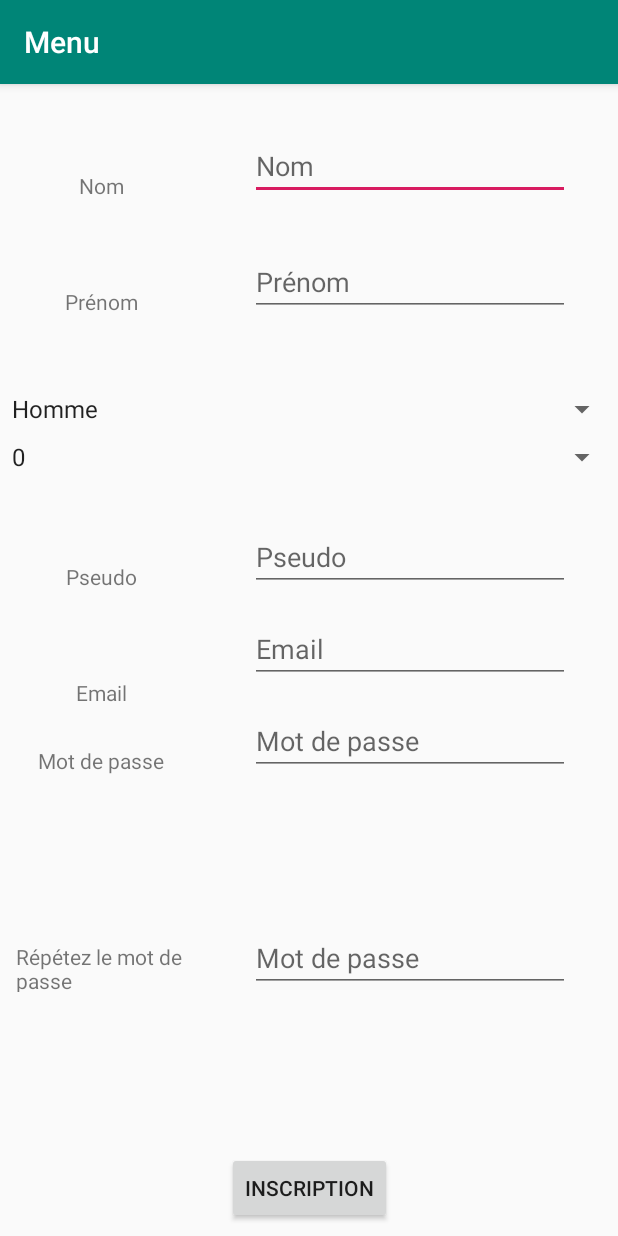
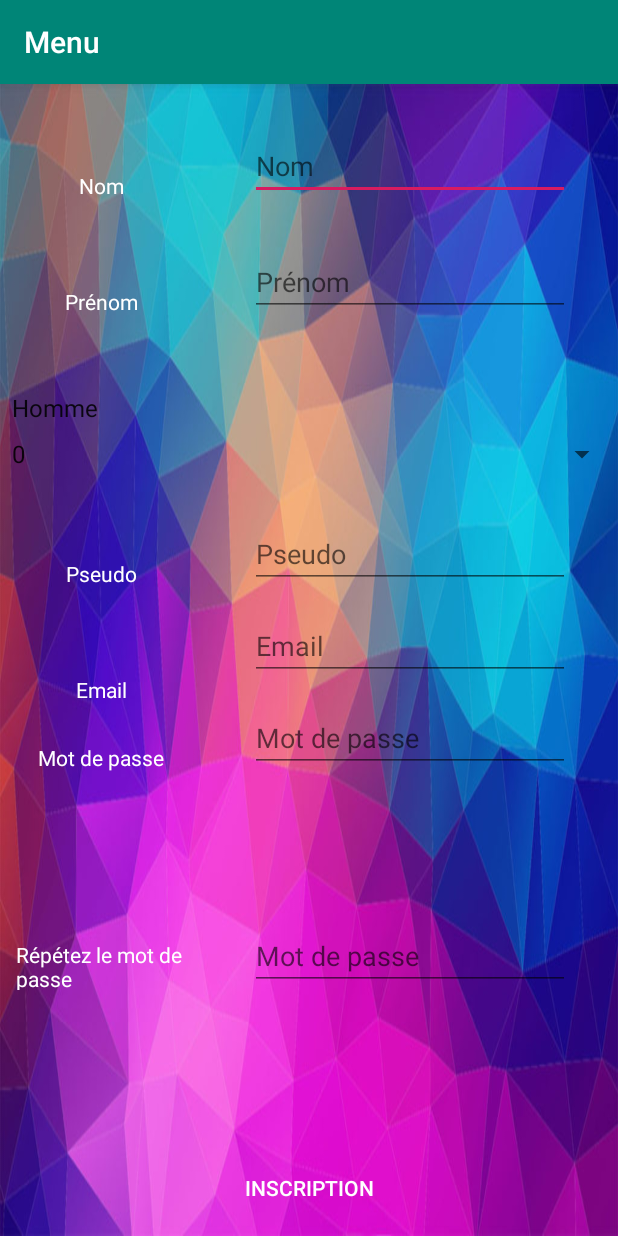
Before and after one commit to PikField/TP_Android_Simon_says, an Android app: the inscription screen opened directly, with no data from a screen before it, on a phone screen of 412 x 824 dp. Run offline under Robolectric (Android 15) with nearby library versions, the light colour scheme and no system bars.

Commit message:
[dev] Background Connexion + inscription

```diff
--- a/TP_Android/app/src/main/res/layout/connexion.xml
+++ b/TP_Android/app/src/main/res/layout/connexion.xml
@@ -14,6 +14,8 @@
         android:ems="10"
         android:hint="@string/ps"
         android:inputType="textPersonName"
+        android:textColor="@android:color/background_light"
+        android:textColorHint="@android:color/background_light"
         app:layout_constraintBottom_toTopOf="@+id/editText2"
         app:layout_constraintEnd_toEndOf="parent"
         app:layout_constraintStart_toStartOf="parent" />
@@ -26,6 +28,8 @@
         android:ems="10"
         android:hint="@string/mdp"
         android:inputType="textPassword"
+        android:textColor="@android:color/background_light"
+        android:textColorHint="@android:color/background_light"
         app:layout_constraintEnd_toEndOf="parent"
         app:layout_constraintStart_toStartOf="parent"
         app:layout_constraintTop_toTopOf="parent" />
@@ -37,7 +41,8 @@
         android:layout_height="wrap_content"
         android:background="@android:color/transparent"
         android:text="@string/co"
-        android:textAppearance="@style/TextAppearance.AppCompat.Large"
+        android:textAppearance="@style/TextAppearance.AppCompat.Display2"
+        android:textColor="@android:color/background_light"
         app:layout_constraintBottom_toBottomOf="parent"
         app:layout_constraintEnd_toEndOf="parent"
         app:layout_constraintStart_toStartOf="parent"
@@ -51,6 +56,7 @@
         android:background="@android:color/transparent"
         android:text="@string/inscription"
         android:textAppearance="@style/TextAppearance.AppCompat.Body2"
+        android:textColor="@android:color/background_light"
         app:layout_constraintEnd_toEndOf="parent"
         app:layout_constraintTop_toTopOf="parent" />
 
--- a/TP_Android/app/src/main/res/layout/inscription.xml
+++ b/TP_Android/app/src/main/res/layout/inscription.xml
@@ -1,19 +1,55 @@
 <?xml version="1.0" encoding="utf-8"?>
-<android.support.constraint.ConstraintLayout
-    xmlns:android="http://schemas.android.com/apk/res/android"
+
+
+<ScrollView xmlns:android="http://schemas.android.com/apk/res/android"
     xmlns:app="http://schemas.android.com/apk/res-auto"
     xmlns:tools="http://schemas.android.com/tools"
+
     android:layout_width="match_parent"
-    android:layout_height="match_parent">
+    android:layout_height="match_parent"
+    android:fillViewport="true">
+
+
+    <android.support.constraint.ConstraintLayout
+        android:layout_width="match_parent"
+        android:layout_height="match_parent"
+        android:background="@drawable/fdins">
+
+        <EditText
+            android:id="@+id/editText8"
+            android:layout_width="wrap_content"
+            android:layout_height="wrap_content"
+            android:layout_marginTop="8dp"
+            android:layout_marginEnd="32dp"
+            android:layout_marginBottom="16dp"
+            android:ems="10"
+            android:hint="@string/mdp"
+            android:inputType="textPassword"
+            android:textColor="@android:color/background_light"
+            app:layout_constraintBottom_toTopOf="@+id/button11"
+            app:layout_constraintEnd_toEndOf="parent"
+            app:layout_constraintTop_toBottomOf="@+id/editText7" />
 
         <TextView
-        android:id="@+id/textView2"
+            android:id="@+id/textView5"
             android:layout_width="wrap_content"
             android:layout_height="wrap_content"
             android:layout_marginEnd="32dp"
-        android:text="@string/nm"
-        app:layout_constraintBottom_toBottomOf="@+id/editText3"
-        app:layout_constraintEnd_toStartOf="@+id/editText3"
+            android:text="@string/ps"
+            android:textColor="@android:color/background_light"
+            app:layout_constraintBottom_toBottomOf="@+id/editText6"
+            app:layout_constraintEnd_toStartOf="@+id/editText6"
+            app:layout_constraintStart_toStartOf="parent" />
+
+        <TextView
+            android:id="@+id/textView3"
+            android:layout_width="wrap_content"
+            android:layout_height="wrap_content"
+            android:layout_marginEnd="32dp"
+            android:text="@string/pr"
+            android:textColor="@android:color/background_light"
+            app:layout_constraintBottom_toBottomOf="@+id/editText4"
+            app:layout_constraintEnd_toStartOf="@+id/editText4"
             app:layout_constraintStart_toStartOf="parent" />
 
         <EditText
@@ -25,17 +61,78 @@
             android:ems="10"
             android:hint="@string/nm"
             android:inputType="textPersonName"
+            android:textColor="@android:color/background_light"
             app:layout_constraintEnd_toEndOf="parent"
             app:layout_constraintTop_toTopOf="parent" />
 
         <TextView
-        android:id="@+id/textView3"
+            android:id="@+id/textView7"
             android:layout_width="wrap_content"
             android:layout_height="wrap_content"
             android:layout_marginEnd="32dp"
-        android:text="@string/pr"
-        app:layout_constraintBottom_toBottomOf="@+id/editText4"
-        app:layout_constraintEnd_toStartOf="@+id/editText4"
+            android:text="@string/mdp"
+            android:textColor="@android:color/background_light"
+            app:layout_constraintBottom_toBottomOf="@+id/editText7"
+            app:layout_constraintEnd_toStartOf="@+id/editText7"
+            app:layout_constraintStart_toStartOf="parent" />
+
+        <Spinner
+            android:id="@+id/spinner2"
+            android:layout_width="match_parent"
+            android:layout_height="wrap_content"
+            android:layout_marginTop="8dp"
+            android:spinnerMode="dialog"
+            app:layout_constraintEnd_toEndOf="parent"
+            app:layout_constraintHorizontal_bias="0.0"
+            app:layout_constraintStart_toStartOf="parent"
+            app:layout_constraintTop_toBottomOf="@+id/spinner" />
+
+        <TextView
+            android:id="@+id/textView2"
+            android:layout_width="wrap_content"
+            android:layout_height="wrap_content"
+            android:layout_marginEnd="32dp"
+            android:text="@string/nm"
+            android:textColor="@android:color/background_light"
+            app:layout_constraintBottom_toBottomOf="@+id/editText3"
+            app:layout_constraintEnd_toStartOf="@+id/editText3"
+            app:layout_constraintStart_toStartOf="parent" />
+
+        <Spinner
+            android:id="@+id/spinner"
+            style="@android:style/Widget.Material.Spinner.Underlined"
+            android:layout_width="match_parent"
+            android:layout_height="wrap_content"
+            android:layout_marginTop="50dp"
+            android:background="@android:color/transparent"
+            android:entries="@array/sexe"
+            android:spinnerMode="dialog"
+            android:visibility="visible"
+            app:layout_constraintEnd_toEndOf="parent"
+            app:layout_constraintStart_toStartOf="parent"
+            app:layout_constraintTop_toBottomOf="@+id/editText4" />
+
+        <EditText
+            android:id="@+id/editText5"
+            android:layout_width="wrap_content"
+            android:layout_height="wrap_content"
+            android:layout_marginTop="16dp"
+            android:layout_marginEnd="32dp"
+            android:ems="10"
+            android:hint="@string/mail"
+            android:inputType="textEmailAddress"
+            app:layout_constraintEnd_toEndOf="parent"
+            app:layout_constraintTop_toBottomOf="@+id/editText6" />
+
+        <TextView
+            android:id="@+id/textView6"
+            android:layout_width="wrap_content"
+            android:layout_height="wrap_content"
+            android:layout_marginEnd="32dp"
+            android:text="@string/mail"
+            android:textColor="@android:color/background_light"
+            app:layout_constraintBottom_toTopOf="@+id/editText7"
+            app:layout_constraintEnd_toStartOf="@+id/editText5"
             app:layout_constraintStart_toStartOf="parent" />
 
         <EditText
@@ -49,40 +146,6 @@
             android:inputType="textPersonName"
             app:layout_constraintEnd_toEndOf="parent"
             app:layout_constraintTop_toBottomOf="@+id/editText3" />
-
-    <Spinner
-        android:id="@+id/spinner"
-        android:layout_width="match_parent"
-        android:layout_height="wrap_content"
-        android:layout_marginTop="50dp"
-        android:entries="@array/sexe"
-        android:spinnerMode="dialog"
-        app:layout_constraintEnd_toEndOf="parent"
-        app:layout_constraintStart_toStartOf="parent"
-        app:layout_constraintTop_toBottomOf="@+id/editText4" />
-
-    <Spinner
-        android:id="@+id/spinner2"
-        android:layout_width="match_parent"
-        android:layout_height="wrap_content"
-        android:layout_marginTop="8dp"
-        android:spinnerMode="dialog"
-        app:layout_constraintEnd_toEndOf="parent"
-        app:layout_constraintHorizontal_bias="0.0"
-        app:layout_constraintStart_toStartOf="parent"
-        app:layout_constraintTop_toBottomOf="@+id/spinner" />
-
-    <EditText
-        android:id="@+id/editText5"
-        android:layout_width="wrap_content"
-        android:layout_height="wrap_content"
-        android:layout_marginTop="16dp"
-        android:layout_marginEnd="32dp"
-        android:ems="10"
-        android:hint="@string/mail"
-        android:inputType="textEmailAddress"
-        app:layout_constraintEnd_toEndOf="parent"
-        app:layout_constraintTop_toBottomOf="@+id/editText6" />
 
         <EditText
             android:id="@+id/editText6"
@@ -108,67 +171,30 @@
             app:layout_constraintEnd_toEndOf="parent"
             app:layout_constraintTop_toBottomOf="@+id/editText5" />
 
-    <EditText
-        android:id="@+id/editText8"
-        android:layout_width="wrap_content"
-        android:layout_height="wrap_content"
-        android:layout_marginTop="8dp"
-        android:layout_marginEnd="32dp"
-        android:layout_marginBottom="16dp"
-        android:ems="10"
-        android:hint="@string/mdp"
-        android:inputType="textPassword"
-        app:layout_constraintBottom_toTopOf="@+id/button11"
-        app:layout_constraintEnd_toEndOf="parent"
-        app:layout_constraintTop_toBottomOf="@+id/editText7" />
-
-    <Button
-        android:id="@+id/button11"
-        android:layout_width="wrap_content"
-        android:layout_height="wrap_content"
-        android:layout_marginBottom="8dp"
-        android:text="@string/inscription"
-        app:layout_constraintBottom_toBottomOf="parent"
-        app:layout_constraintEnd_toEndOf="parent"
-        app:layout_constraintStart_toStartOf="parent" />
-
-    <TextView
-        android:id="@+id/textView5"
-        android:layout_width="wrap_content"
-        android:layout_height="wrap_content"
-        android:layout_marginEnd="32dp"
-        android:text="@string/ps"
-        app:layout_constraintBottom_toBottomOf="@+id/editText6"
-        app:layout_constraintEnd_toStartOf="@+id/editText6"
-        app:layout_constraintStart_toStartOf="parent" />
-
-    <TextView
-        android:id="@+id/textView6"
-        android:layout_width="wrap_content"
-        android:layout_height="wrap_content"
-        android:layout_marginEnd="32dp"
-        android:text="@string/mail"
-        app:layout_constraintBottom_toTopOf="@+id/editText7"
-        app:layout_constraintEnd_toStartOf="@+id/editText5"
-        app:layout_constraintStart_toStartOf="parent" />
-
-    <TextView
-        android:id="@+id/textView7"
-        android:layout_width="wrap_content"
-        android:layout_height="wrap_content"
-        android:layout_marginEnd="32dp"
-        android:text="@string/mdp"
-        app:layout_constraintBottom_toBottomOf="@+id/editText7"
-        app:layout_constraintEnd_toStartOf="@+id/editText7"
-        app:layout_constraintStart_toStartOf="parent" />
-
         <TextView
             android:id="@+id/textView8"
             android:layout_width="114dp"
             android:layout_height="33dp"
             android:layout_marginEnd="32dp"
             android:text="@string/rmdp"
+            android:textColor="@android:color/background_light"
             app:layout_constraintBottom_toBottomOf="@+id/editText8"
             app:layout_constraintEnd_toStartOf="@+id/editText8"
             app:layout_constraintStart_toStartOf="parent" />
+
+        <Button
+            android:id="@+id/button11"
+            style="@style/Widget.AppCompat.Button.Borderless"
+            android:layout_width="wrap_content"
+            android:layout_height="wrap_content"
+            android:layout_marginBottom="8dp"
+            android:text="@string/inscription"
+            android:textColor="@android:color/background_light"
+            app:layout_constraintBottom_toBottomOf="parent"
+            app:layout_constraintEnd_toEndOf="parent"
+            app:layout_constraintStart_toStartOf="parent" />
+
     </android.support.constraint.ConstraintLayout>
+
+
+</ScrollView>
--- /dev/null
+++ b/TP_Android/app/src/main/res/values/dimens.xml
@@ -0,0 +1,4 @@
+<?xml version="1.0" encoding="utf-8"?>
+<resources>
+    <item name="ALL" type="dimen">100%</item>
+</resources>
```
Also changed, not shown: TP_Android/app/src/main/res/drawable-v24/fdins.jpg (added), 1 other file. Lines whose indentation alone changed are shown as unchanged.
